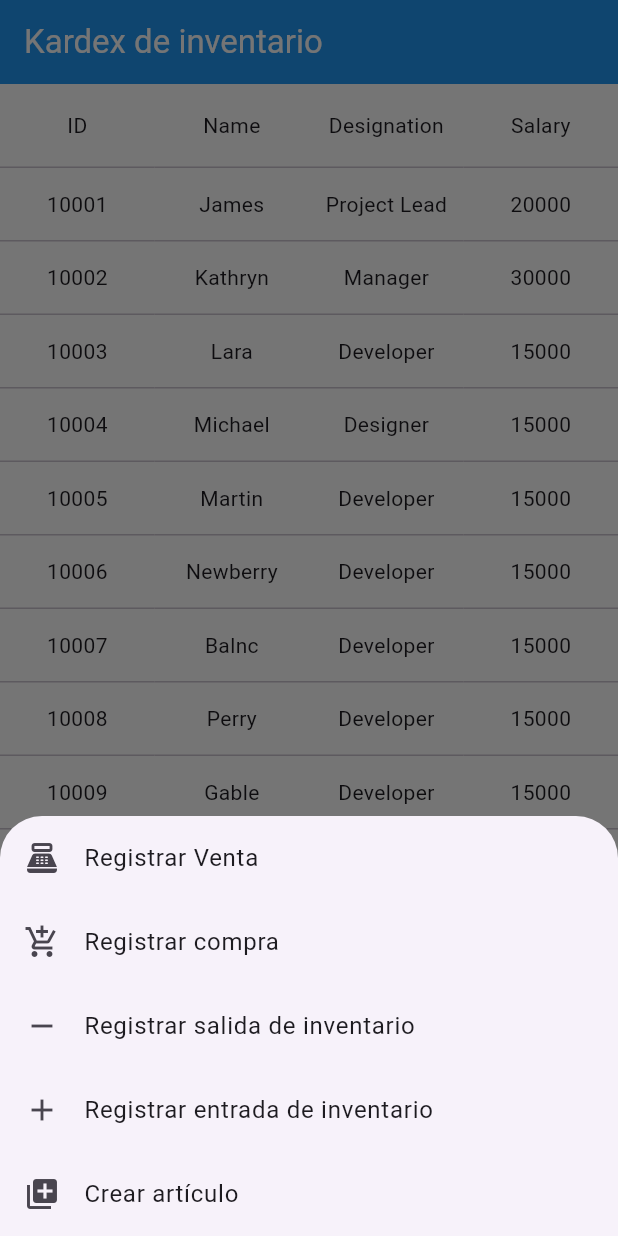
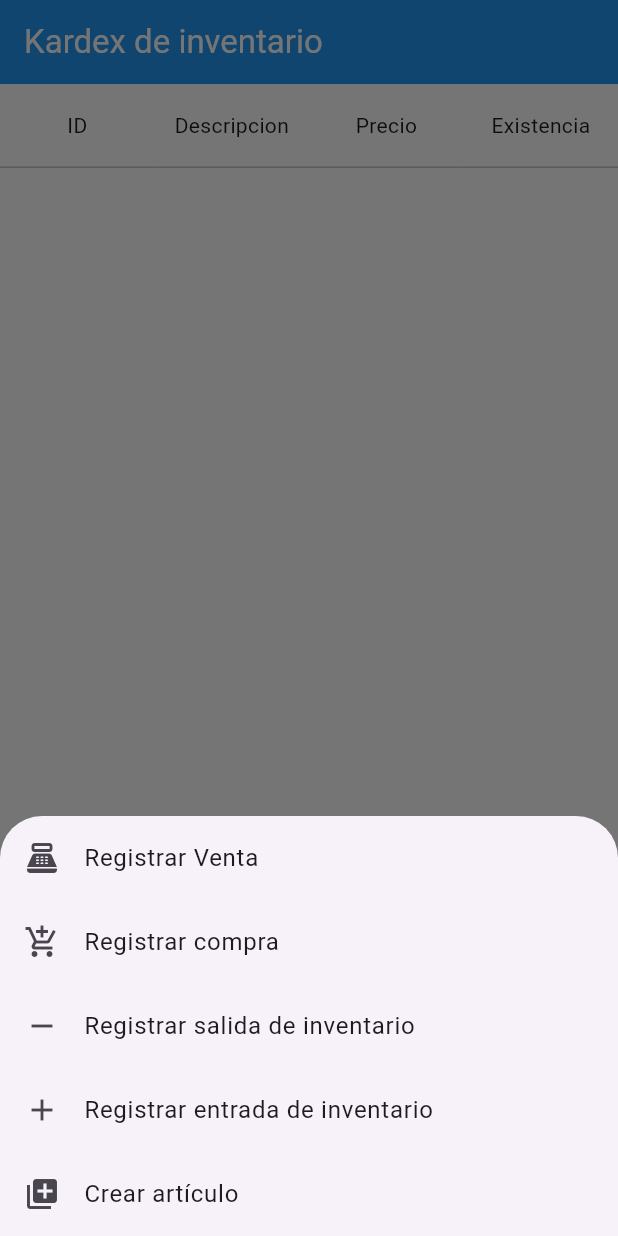
Before and after one commit to TheGersonM/kardexInventario, a Flutter app: the screen it shows after launch, after a tap on the "add to photos" icon, on a phone screen of 412 x 824 dp. Run offline on Flutter 3.47's test engine with Material 3 defaults, Android fonts, the phone set to English and light mode, and no system bars; drawn by our look-alikes of syncfusion_flutter_datagrid; our stand-ins replace cloud_firestore, firebase_core; accounts and stored records are empty.

Commit message:
Carga de datos del grid usanado las colecciones de firebase

```diff
--- a/lib/main.dart
+++ b/lib/main.dart
@@ -29,12 +29,12 @@ class MyApp extends StatelessWidget {
       initialRoute: 'start', //esta es la ruta principal
       routes: {
         'home': (context) =>  Home_Page(),
-        'start': (context) =>  const StartPage(),
+        'start': (context) =>   StartPage(),
         'inputs': (context) =>  const InputsPage(),
         'outputs': (context) =>  const OutputsPage(),
         'sales': (context) =>  const SalesPage(),
         'shopping': (context) =>  const ShoppingPage(),
-        'articles': (context) =>  const ArticlesPage(),
+        'articles': (context) =>   ArticlesPage(),
       },
       onGenerateRoute: (RouteSettings settings) {
 
--- a/lib/pages/home_page.dart
+++ b/lib/pages/home_page.dart
@@ -11,8 +11,6 @@ class Home_Page extends StatefulWidget {
 
 class _HomePageState extends State<Home_Page> {
 
-
-
   @override
   Widget build(BuildContext context) {
     return Scaffold(
@@ -23,6 +21,5 @@ class _HomePageState extends State<Home_Page> {
       Text('hola'),
       ),
     );
-
   }
 }
--- a/lib/pages/inputs_page.dart
+++ b/lib/pages/inputs_page.dart
@@ -1,6 +1,5 @@
 import 'package:flutter/material.dart';
 
-void main() => runApp(const InputsPage());
 
 class InputsPage extends StatelessWidget {
   const InputsPage({super.key});
--- a/lib/pages/outputs_page.dart
+++ b/lib/pages/outputs_page.dart
@@ -1,6 +1,4 @@
 import 'package:flutter/material.dart';
-
-void main() => runApp(const OutputsPage());
 
 class OutputsPage extends StatefulWidget {
   const OutputsPage({super.key});
--- a/lib/pages/sales_page.dart
+++ b/lib/pages/sales_page.dart
@@ -1,6 +1,4 @@
 import 'package:flutter/material.dart';
-
-void main() => runApp(const SalesPage());
 
 class SalesPage extends StatefulWidget {
   const SalesPage({super.key});
--- a/lib/pages/shopping_page.dart
+++ b/lib/pages/shopping_page.dart
@@ -1,6 +1,4 @@
 import 'package:flutter/material.dart';
-
-void main() => runApp(const ShoppingPage());
 
 class ShoppingPage extends StatefulWidget {
   const ShoppingPage({super.key});
--- a/lib/pages/start_page.dart
+++ b/lib/pages/start_page.dart
@@ -1,25 +1,22 @@
+import 'package:cloud_firestore/cloud_firestore.dart';
 import 'package:flutter/material.dart';
 import 'package:syncfusion_flutter_datagrid/datagrid.dart';
-import 'package:kardex/models/articles.dart';
-
-void main() => runApp(const StartPage());
 
 class StartPage extends StatefulWidget {
-  const StartPage({super.key});
-
+   StartPage({
+    super.key,
+  });
+  bool visible = false;
   @override
-  State<StartPage> createState() => _StartPageState();
+  State<StartPage> createState() => _StartPage();
 }
-
-class _StartPageState extends State<StartPage> {
-  List<Articles> articulos = <Articles>[];
+class _StartPage extends State<StartPage> {
   late ArticlesDataSource dataArticulos;
 
   @override
   void initState() {
     super.initState();
-    articulos = getArticlesData();
-    dataArticulos = ArticlesDataSource(ArticlesData: articulos);
+    dataArticulos = ArticlesDataSource(ArticlesData: []);
   }
 
   @override
@@ -30,16 +27,39 @@ class _StartPageState extends State<StartPage> {
         backgroundColor: Colors.blue,
       ),
       backgroundColor: Colors.white,
-      body: SfDataGrid(
-        allowSorting: true,
+      body: StreamBuilder(
+        stream: FirebaseFirestore.instance.collection('Articulos').snapshots(),
+        builder: (context, snapshot) {
+          if (!snapshot.hasData) {
+            return const Center(
+              child: CircularProgressIndicator(),
+            );
+          }
+          if (snapshot.hasError) {
+            return const Center(
+              child: Text('Error al cargar los datos'),
+            );
+          }
+
+          final data = snapshot.requireData;
+
+          final articulos = data.docs.map((doc) => Articles(
+            doc['ArticuloId'],
+            doc['Descripcion'],
+            doc['precio'],
+            doc['Existencia'],
+          )).toList();
+
+          dataArticulos.updateData(articulos);
+
+          return SfDataGrid(
             allowSwiping: true,
-        onCellDoubleTap: (details) =>
-          Navigator.pushNamed(context, 'articles'),
+            onCellDoubleTap: (details) => Navigator.pushNamed(context, 'articles'),
             source: dataArticulos,
             columnWidthMode: ColumnWidthMode.fill,
             columns: <GridColumn>[
               GridColumn(
-            columnName: 'id',
+                columnName: 'ID',
                 label: Container(
                   padding: const EdgeInsets.all(16.0),
                   alignment: Alignment.center,
@@ -47,31 +67,34 @@ class _StartPageState extends State<StartPage> {
                 ),
               ),
               GridColumn(
-            columnName: 'name',
+                columnName: 'Descripcion',
                 label: Container(
                   padding: const EdgeInsets.all(8.0),
                   alignment: Alignment.center,
-              child: const Text('Name'),
+                  child: const Text('Descripcion'),
                 ),
               ),
               GridColumn(
-            columnName: 'designation',
+                columnName: 'Precio',
                 label: Container(
                   padding: const EdgeInsets.all(8.0),
                   alignment: Alignment.center,
-              child: const Text('Designation', overflow: TextOverflow.ellipsis),
+                  child: const Text('Precio'),
                 ),
               ),
               GridColumn(
-            columnName: 'salary',
+                columnName: 'Existencia',
                 label: Container(
                   padding: const EdgeInsets.all(8.0),
                   alignment: Alignment.center,
-              child: const Text('Salary'),
+                  child: const Text('Existencia'),
                 ),
               ),
             ],
+          );
+        },
       ),
+
       floatingActionButton: FloatingActionButton(
         backgroundColor: const Color.fromARGB(255, 107, 174, 229),
         onPressed: () {
@@ -129,51 +152,44 @@ class _StartPageState extends State<StartPage> {
   }
 }
 
-List<Articles> getArticlesData() {
-  return [
-    Articles(10001, 'James', 'Project Lead', 20000),
-    Articles(10002, 'Kathryn', 'Manager', 30000),
-    Articles(10003, 'Lara', 'Developer', 15000),
-    Articles(10004, 'Michael', 'Designer', 15000),
-    Articles(10005, 'Martin', 'Developer', 15000),
-    Articles(10006, 'Newberry', 'Developer', 15000),
-    Articles(10007, 'Balnc', 'Developer', 15000),
-    Articles(10008, 'Perry', 'Developer', 15000),
-    Articles(10009, 'Gable', 'Developer', 15000),
-    Articles(10010, 'Grimes', 'Developer', 15000)
-  ];
+class ArticlesDataSource extends DataGridSource {
+  List<DataGridRow> dataGridRows = [];
+
+  ArticlesDataSource({required List<Articles> ArticlesData}) {
+    updateData(ArticlesData);
   }
 
-class ArticlesDataSource extends DataGridSource {
-
-  List<DataGridRow> _datosArticulos = [];
-
-  ArticlesDataSource({required List<Articles> ArticlesData}) {
-
-    _datosArticulos =
-              ArticlesData.map<DataGridRow>((dataGridRow) =>
-
-               DataGridRow(cells: [
-              DataGridCell<int>(columnName: 'id', value: dataGridRow.id),
-              DataGridCell<String>(columnName: 'name', value: dataGridRow.name),
-              DataGridCell<String>(columnName: 'designation', value: dataGridRow.designation),
-              DataGridCell<int>(columnName: 'salary', value: dataGridRow.salary),
-
-            ]))
-        .toList();
+  void updateData(List<Articles> ArticlesData) {
+    dataGridRows = ArticlesData.map<DataGridRow>((article) => DataGridRow(cells: [
+      DataGridCell<int>(columnName: 'id', value: article.id),
+      DataGridCell<String>(columnName: 'descripcion', value: article.descripcion),
+      DataGridCell<int>(columnName: 'precio', value: article.precio),
+      DataGridCell<int>(columnName: 'existencia', value: article.existencia),
+      // Añade más celdas según sea necesario
+    ])).toList();
+    notifyListeners();
   }
 
+  @override
+  List<DataGridRow> get rows => dataGridRows;
 
-
-  List<DataGridRow> get rows => _datosArticulos;
-
+  @override
   DataGridRowAdapter buildRow(DataGridRow row) {
-    return DataGridRowAdapter(cells: row.getCells().map<Widget>((dataGridCell) {
+    return DataGridRowAdapter(cells: row.getCells().map<Widget>((cell) {
       return Container(
         alignment: Alignment.center,
-        padding: const EdgeInsets.all(5.0),
-        child: Text(dataGridCell.value.toString()),
+        padding: const EdgeInsets.all(8.0),
+        child: Text(cell.value.toString()),
       );
     }).toList());
   }
 }
+
+class Articles {
+  Articles(this.id, this.descripcion, this.precio, this.existencia);
+
+  final int id;
+  final String descripcion;
+  final int precio;
+  final int existencia;
+}
--- a/pubspec.yaml
+++ b/pubspec.yaml
@@ -36,6 +36,7 @@ dependencies:
   # Use with the CupertinoIcons class for iOS style icons.
   cupertino_icons: ^1.0.6
   firebase_core: ^3.3.0
+  cloud_firestore: ^5.2.1
   syncfusion_flutter_datagrid: ^26.2.7
 
 dev_dependencies:
```
Also changed, not shown: lib/pages/articles_page.dart (+43 -36 lines), pubspec.lock, 4 other files. Lines whose indentation alone changed are shown as unchanged.
